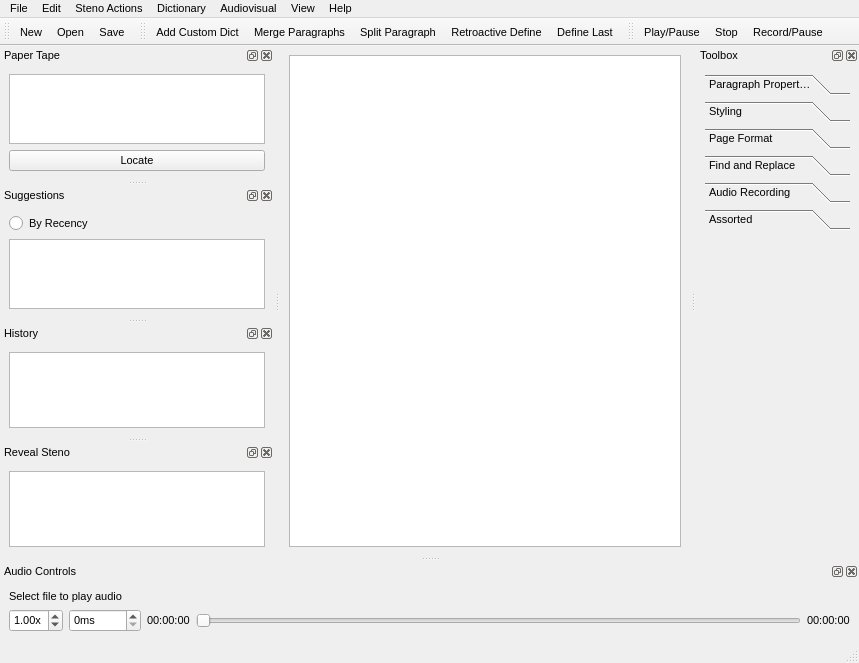
greenwyrt/plover2CAT, file plover_cat/plover_cat.ui: the form before one commit.
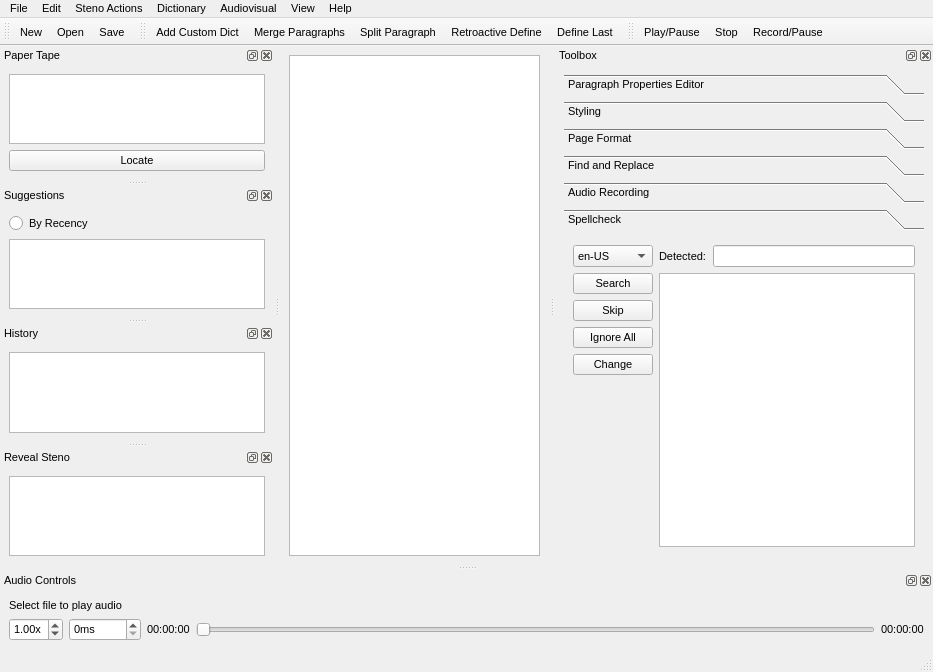
The form after the commit. The open tabs and pages were chosen to show the change. Icons and pictures are not drawn. Custom widgets are drawn as their Qt base class.

```diff
--- a/plover_cat/plover_cat.ui
+++ b/plover_cat/plover_cat.ui
@@ -6,8 +6,8 @@
    <rect>
     <x>0</x>
     <y>0</y>
-    <width>859</width>
-    <height>663</height>
+    <width>933</width>
+    <height>672</height>
    </rect>
   </property>
   <property name="sizePolicy">
@@ -56,6 +56,9 @@
         <property name="toolTip">
          <string>Editor</string>
         </property>
+        <property name="frameShadow">
+         <enum>QFrame::Sunken</enum>
+        </property>
         <property name="documentTitle">
          <string/>
         </property>
@@ -79,7 +82,7 @@
     <rect>
      <x>0</x>
      <y>0</y>
-     <width>859</width>
+     <width>933</width>
      <height>19</height>
     </rect>
    </property>
@@ -1326,14 +1329,110 @@
          <rect>
           <x>0</x>
           <y>0</y>
-          <width>141</width>
-          <height>303</height>
+          <width>361</width>
+          <height>312</height>
          </rect>
         </property>
         <attribute name="label">
-         <string>Assorted</string>
+         <string>Spellcheck</string>
         </attribute>
-        <layout class="QVBoxLayout" name="verticalLayout_8"/>
+        <layout class="QVBoxLayout" name="verticalLayout_8">
+         <item>
+          <layout class="QHBoxLayout" name="horizontalLayout_10">
+           <item>
+            <layout class="QVBoxLayout" name="verticalLayout_18">
+             <item>
+              <widget class="QComboBox" name="dict_selection">
+               <item>
+                <property name="text">
+                 <string>en-US</string>
+                </property>
+               </item>
+              </widget>
+             </item>
+             <item>
+              <widget class="QPushButton" name="spell_search">
+               <property name="text">
+                <string>Search</string>
+               </property>
+              </widget>
+             </item>
+             <item>
+              <widget class="QPushButton" name="spell_skip">
+               <property name="text">
+                <string>Skip</string>
+               </property>
+              </widget>
+             </item>
+             <item>
+              <widget class="QPushButton" name="spell_ignore_all">
+               <property name="text">
+                <string>Ignore All</string>
+               </property>
+              </widget>
+             </item>
+             <item>
+              <widget class="QPushButton" name="spell_change">
+               <property name="text">
+                <string>Change</string>
+               </property>
+              </widget>
+             </item>
+             <item>
+              <spacer name="verticalSpacer_4">
+               <property name="orientation">
+                <enum>Qt::Vertical</enum>
+               </property>
+               <property name="sizeHint" stdset="0">
+                <size>
+                 <width>20</width>
+                 <height>40</height>
+                </size>
+               </property>
+              </spacer>
+             </item>
+            </layout>
+           </item>
+           <item>
+            <layout class="QVBoxLayout" name="verticalLayout_19">
+             <item>
+              <layout class="QHBoxLayout" name="horizontalLayout_11">
+               <item>
+                <widget class="QLabel" name="label_21">
+                 <property name="text">
+                  <string>Detected:</string>
+                 </property>
+                </widget>
+               </item>
+               <item>
+                <widget class="QLineEdit" name="spellcheck_result"/>
+               </item>
+              </layout>
+             </item>
+             <item>
+              <widget class="QListWidget" name="spellcheck_suggestions">
+               <property name="focusPolicy">
+                <enum>Qt::NoFocus</enum>
+               </property>
+               <property name="contextMenuPolicy">
+                <enum>Qt::NoContextMenu</enum>
+               </property>
+               <property name="toolTip">
+                <string>Double click on choice to replace</string>
+               </property>
+               <property name="editTriggers">
+                <set>QAbstractItemView::DoubleClicked</set>
+               </property>
+               <property name="selectionBehavior">
+                <enum>QAbstractItemView::SelectColumns</enum>
+               </property>
+              </widget>
+             </item>
+            </layout>
+           </item>
+          </layout>
+         </item>
+        </layout>
        </widget>
       </widget>
      </item>
```
Left out of the diff: 46 changed lines with no effect on the pictures.
